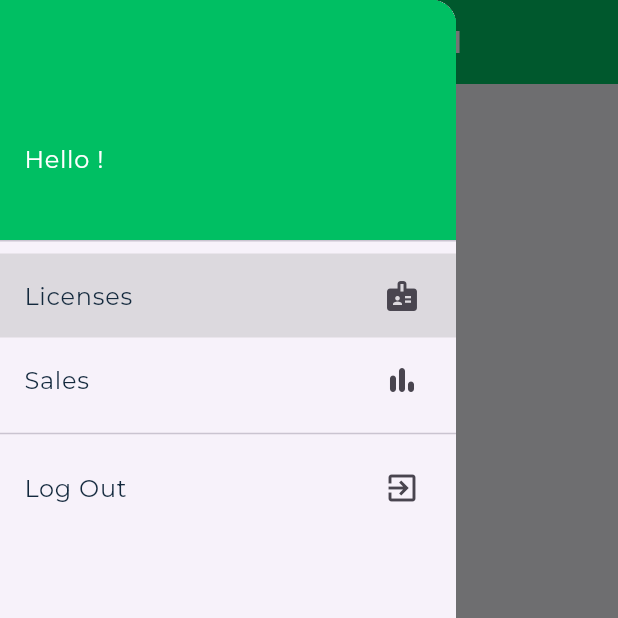
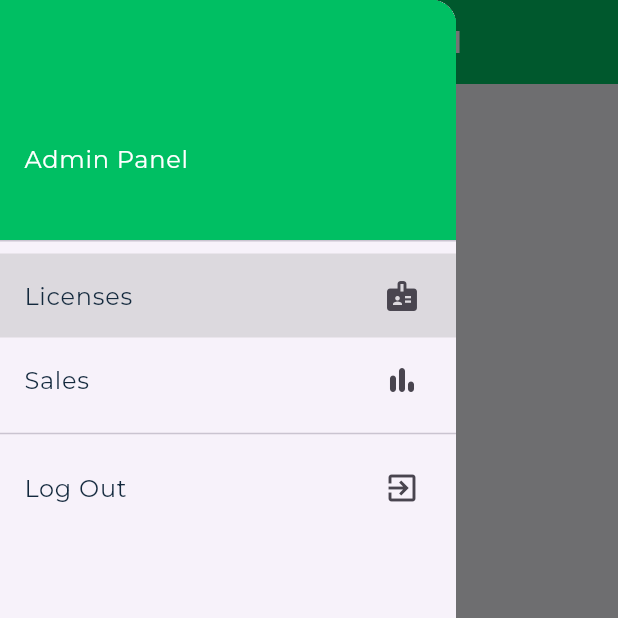
Before and after one commit to SheenAmol141/bionexus_admin, a Flutter app: the AdminContent screen opened directly, with the side drawer open, on a phone screen of 412 x 824 dp, the top half of it. Run offline on Flutter 3.47's test engine with Material 3 defaults, Android fonts, the phone set to English and light mode, and no system bars; our stand-ins replace cloud_firestore, file_picker, firebase_auth, firebase_core, firebase_storage, fl_chart and 6 more; missing offline and left inert: firebase_ui_auth; accounts and stored records are empty; project files that could hold a hidden picture were left out.

Commit message:
admin change hello unnamed

```diff
--- a/lib/subpages/admin_content.dart
+++ b/lib/subpages/admin_content.dart
@@ -43,7 +43,7 @@ class _AdminContentState extends State<AdminContent> {
               UserAccountsDrawerHeader(
                 decoration: BoxDecoration(color: EMERALD),
                 accountName: Text(
-                  'Hello ${FirebaseAuth.instance.currentUser!.displayName ?? "unnamed"}!',
+                  'Admin Panel',
                   style: _text,
                 ),
                 accountEmail: Text(
```
Also changed, not shown: 1 other file.
